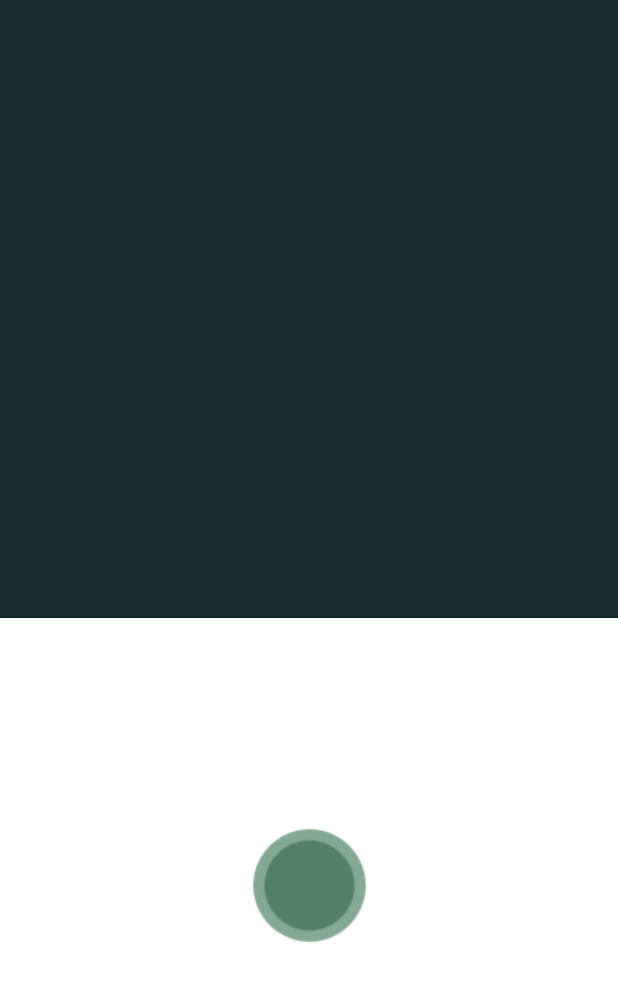
After one commit to JhonatanNeves/appPlantery, an Android app: the layout fragment_camera.xml on its own in the app's theme, with its tools: preview values and no code run, on a phone screen of 412 x 824 dp. The commit adds this screen. Shown: the top 982 px of the screen. Run offline under Robolectric (Android 15) with nearby library versions, the phone set to English and light mode, and no system bars.

Commit message:
refactored code

```diff
--- /dev/null
+++ b/app/src/main/res/layout/fragment_camera.xml
@@ -0,0 +1,28 @@
+<?xml version="1.0" encoding="utf-8"?>
+<androidx.constraintlayout.widget.ConstraintLayout xmlns:android="http://schemas.android.com/apk/res/android"
+    android:layout_width="match_parent"
+    android:layout_height="match_parent"
+    xmlns:app="http://schemas.android.com/apk/res-auto">
+
+    <ImageView
+        android:id="@+id/camera_img"
+        android:background="@color/blue_darker"
+        app:layout_constraintStart_toStartOf="parent"
+        app:layout_constraintTop_toTopOf="parent"
+        app:layout_constraintEnd_toEndOf="parent"
+        app:layout_constraintDimensionRatio="1:1"
+        android:layout_width="0dp"
+        android:layout_height="0dp"/>
+
+    <de.hdodenhof.circleimageview.CircleImageView
+        android:id="@+id/camera_img_picture"
+        android:layout_width="90dp"
+        android:layout_height="90dp"
+        android:src="@drawable/button_picture_96"
+        android:layout_marginBottom="?attr/actionBarSize"
+        app:layout_constraintTop_toBottomOf="@id/camera_img"
+        app:layout_constraintBottom_toBottomOf="parent"
+        app:layout_constraintStart_toStartOf="parent"
+        app:layout_constraintEnd_toEndOf="parent"/>
+
+</androidx.constraintlayout.widget.ConstraintLayout>
```
Also changed, not shown: app/src/main/AndroidManifest.xml (+9 -8 lines), app/src/main/java/com/example/appplantery/camera/view/FragmentCamera.kt (added, +20 -0 lines), app/src/main/java/com/example/appplantery/common/view/CustomDialog.kt (+9 -7 lines), app/src/main/java/com/example/appplantery/login/view/LoginActivity.kt (+19 -17 lines), app/src/main/java/com/example/appplantery/register/view/RegisterPhotoFragment.kt (+13 -7 lines), app/src/main/res/layout/fragment_gallery.xml (added, +29 -0 lines), app/src/main/res/drawable/button_picture.png (added), app/src/main/res/drawable/button_picture_96.png (added).
